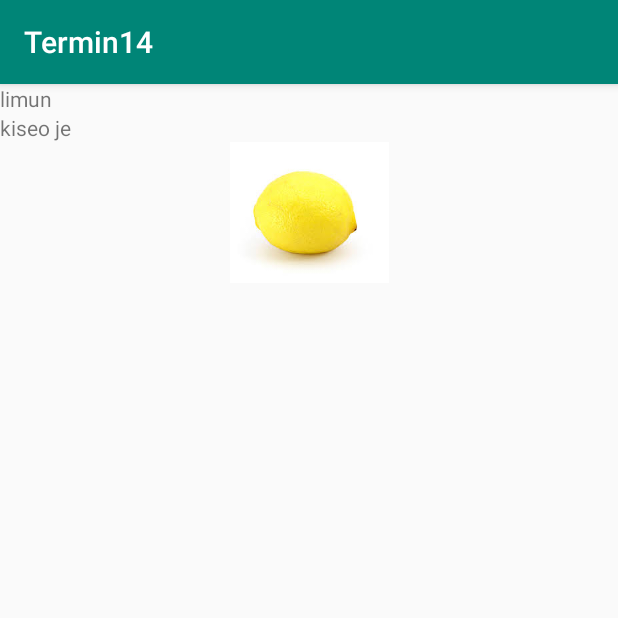
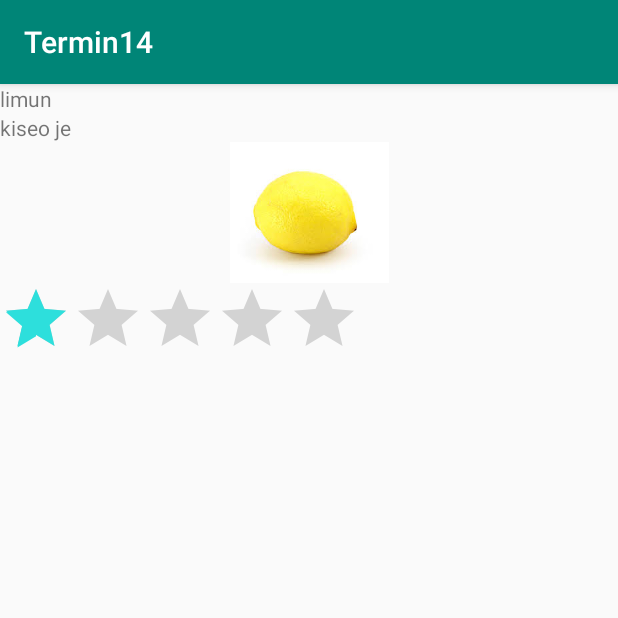
Before and after one commit to dakoni44/Termin14, an Android app: the screen it shows after launch (SecondActivity), after a tap on "LIMUN", on a phone screen of 412 x 824 dp, the top half of it. Run offline under Robolectric (Android 15) with nearby library versions, the phone set to English and light mode, and no system bars.

Commit message:
Drugi commit

```diff
--- a/app/src/main/AndroidManifest.xml
+++ b/app/src/main/AndroidManifest.xml
@@ -13,7 +13,7 @@
             <intent-filter>
                 <action android:name="android.intent.action.MAIN" />
 
-                <category android:name="android.intent.category.LAUNCHER" />
+
             </intent-filter>
         </activity>
         <activity android:name=".FirstActivity">
--- a/app/src/main/java/org/ftninformatika/termin14/SecondActivity.java
+++ b/app/src/main/java/org/ftninformatika/termin14/SecondActivity.java
@@ -5,6 +5,7 @@ import androidx.appcompat.app.AppCompatActivity;
 import android.graphics.drawable.Drawable;
 import android.os.Bundle;
 import android.widget.ImageView;
+import android.widget.RatingBar;
 import android.widget.TextView;
 
 import org.ftninformatika.termin14.model.Fruit;
@@ -39,5 +40,9 @@ public class SecondActivity extends AppCompatActivity {
         }catch (Exception e){
             e.printStackTrace();
         }
+
+        RatingBar rb=findViewById(R.id.ratingBar);
+        rb.setIsIndicator(true);
+        rb.setRating(fruit.getRating());
     }
 }
--- a/app/src/main/java/org/ftninformatika/termin14/model/Fruit.java
+++ b/app/src/main/java/org/ftninformatika/termin14/model/Fruit.java
@@ -3,20 +3,23 @@ package org.ftninformatika.termin14.model;
 public class Fruit {
 
     public static Fruit[] fruits= {
-            new Fruit(0,"limun", "kiseo je", "lemmon.jpg"),
-            new Fruit(1, "pomorandza", "ukusna je", "orange.jpg"),
-            new Fruit(2, "grejpfrut", "gorko je", "grapefruit.jpg")};
+            new Fruit(0,"limun", "kiseo je", "lemmon.jpg",1),
+            new Fruit(1, "pomorandza", "ukusna je", "orange.jpg",5),
+            new Fruit(2, "grejpfrut", "gorko je", "grapefruit.jpg",3.5f)};
 
     private int id;
     private String name;
     private String description;
     private String imageFileName;
+    private float rating;
 
-    public Fruit(int id, String name, String description, String imageFileName) {
+
+    public Fruit(int id, String name, String description, String imageFileName, float rating) {
         this.id = id;
         this.name = name;
         this.description = description;
         this.imageFileName = imageFileName;
+        this.rating = rating;
     }
 
     public int getId() {
@@ -51,5 +54,13 @@ public class Fruit {
         this.imageFileName = imageFileName;
     }
 
+    public float getRating() {
+        return rating;
+    }
+
+    public void setRating(float rating) {
+        this.rating = rating;
+    }
+
 
 }
--- a/app/src/main/res/layout/activity_second.xml
+++ b/app/src/main/res/layout/activity_second.xml
@@ -24,4 +24,10 @@
         android:layout_width="match_parent"
         android:layout_height="wrap_content"
         app:srcCompat="@color/colorAccent" />
+
+    <RatingBar
+        android:id="@+id/ratingBar"
+        android:layout_width="wrap_content"
+        android:layout_height="wrap_content"
+        android:numStars="5" />
 </LinearLayout>
```
